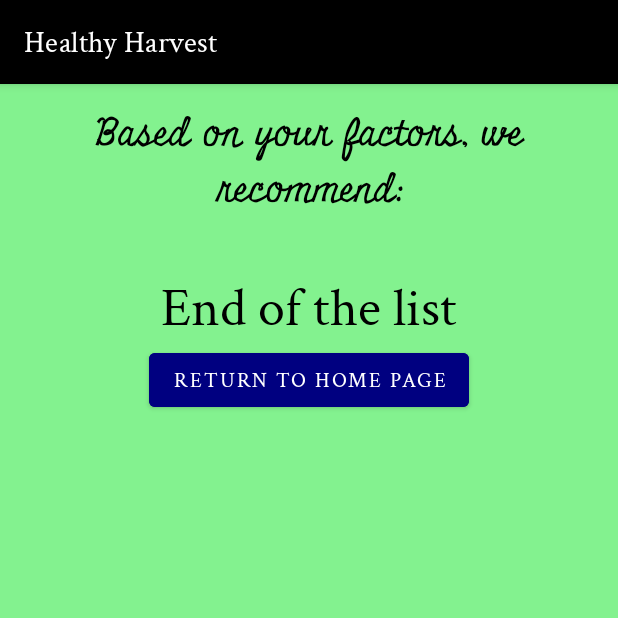
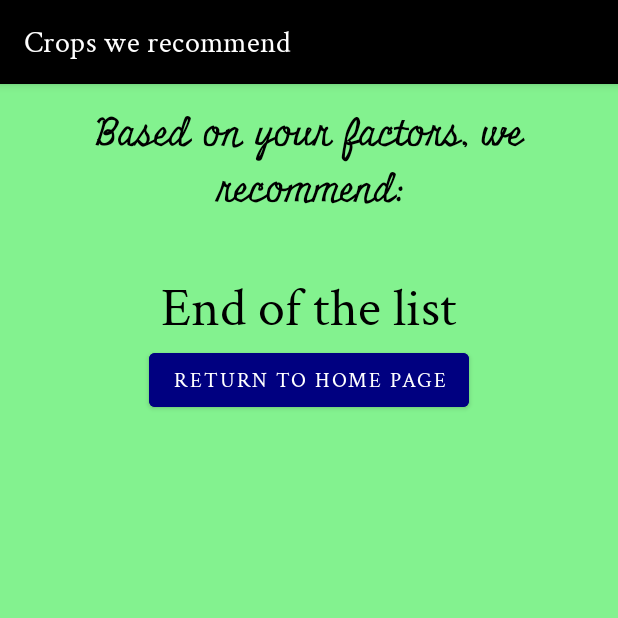
Before and after one commit to AjayRahul1/HealthyHarvest, an Android app: the ResultPage screen opened directly, with no data from a screen before it, on a phone screen of 412 x 824 dp, the top half of it. Run offline under Robolectric (Android 15) with nearby library versions, the phone set to English and light mode, and no system bars; 3 statements that could not run were skipped.

```diff
--- a/app/src/main/java/com/example/healthyharvest/ResultPage.kt
+++ b/app/src/main/java/com/example/healthyharvest/ResultPage.kt
@@ -12,6 +12,8 @@ class ResultPage : AppCompatActivity() {
     override fun onCreate(savedInstanceState: Bundle?) {
         super.onCreate(savedInstanceState)
         setContentView(R.layout.activity_result_page)
+
+        supportActionBar?.title = "Crops we recommend"
 
         val cropRecommendationTextView = findViewById<TextView>(R.id.crop_recommendations_list)
         /* val demoSoilText = findViewById<TextView>(R.id.demo_soil_text)  // Demo Soil Text */
@@ -28,7 +30,12 @@ class ResultPage : AppCompatActivity() {
 
         // Summer Recommendations
         var summerCrops = cropsNames[5]
-        fun sumRecomFunction() { var i = 11;var j = 0; while (i <= 30) { summerCrops += cropsNames[i];i += 1;j += 1} }
+        fun sumRecomFunction() {
+            var i = 11
+            var j = 0; while (i <= 30) {
+                summerCrops += cropsNames[i];i += 1;j += 1
+            }
+        }
         sumRecomFunction()
 
         // Monsoon/Rainy recommendations
@@ -57,11 +64,11 @@ class ResultPage : AppCompatActivity() {
             "Winter" -> when (receivedSoilSelectionData) {
                 "Alluvial Soil" -> cropRecommendationTextView.text =
                     cropsNames[21] + cropsNames[30] + cropsNames[3]
-                "Red Soil" -> cropRecommendationTextView.text = cropsNames[21]+cropsNames[31]
+                "Red Soil" -> cropRecommendationTextView.text = cropsNames[21] + cropsNames[31]
                 "Laterite Soil", "Arid Soil" -> cropRecommendationTextView.text =
-                    cropsNames[21]+cropsNames[31]+cropsNames[3]
+                    cropsNames[21] + cropsNames[31] + cropsNames[3]
                 "Forest and Mountain Soil" -> cropRecommendationTextView.text =
-                    cropsNames[21]+cropsNames[30]
+                    cropsNames[21] + cropsNames[30]
                 "Loamy Soil", "Black Soil" -> cropRecommendationTextView.text = cropsNames[21]
             }
 
```
